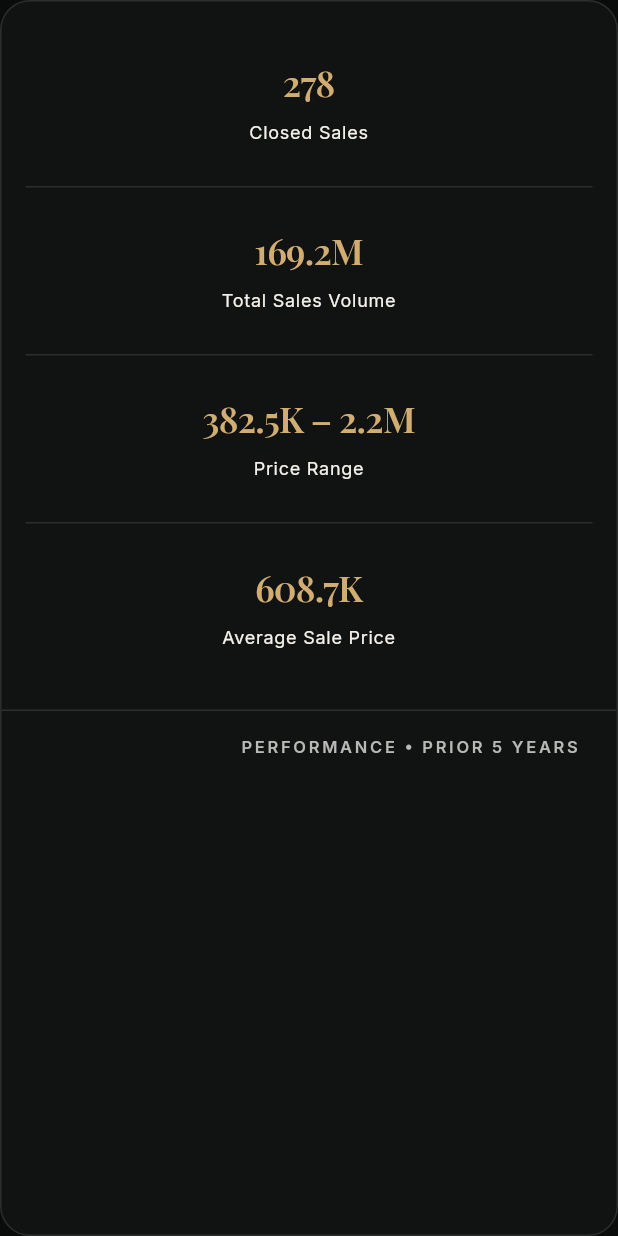
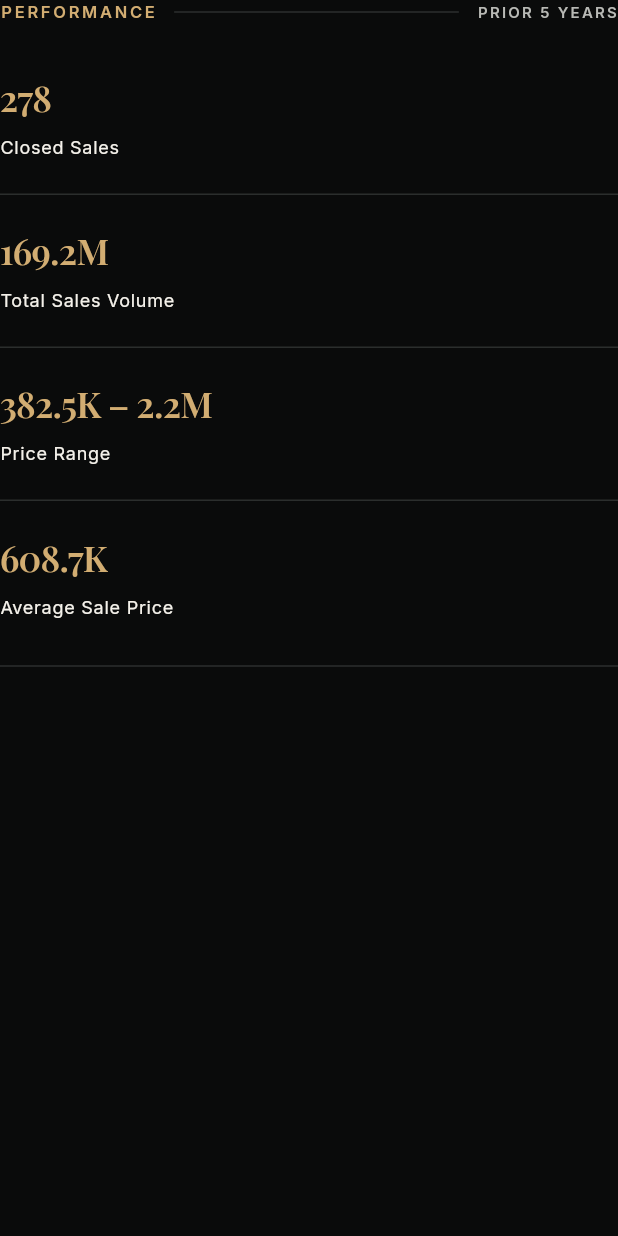
Before and after one commit to lamadipen/Bishalkarki, a Flutter app: the _PerformanceBand widget shown alone on an empty page, opened directly, on a phone screen of 412 x 824 dp. Run offline on Flutter 3.47's test engine with Material 3 defaults, Android fonts, the phone set to English and light mode, and no system bars; our stand-ins replace animated_text_kit, carousel_slider, font_awesome_flutter, google_fonts, web; missing offline and left inert: dart:ui_web; network calls fail.

Commit message:
Redesigned the About metrics without a surrounding card

```diff
--- a/lib/widgets/about_section.dart
+++ b/lib/widgets/about_section.dart
@@ -256,30 +256,44 @@ class _PerformanceBand extends StatelessWidget {
       builder: (context, constraints) {
         final columns = constraints.maxWidth < 480 ? 1 : 4;
 
-        return Container(
-          decoration: BoxDecoration(
-            color: AppColors.surface,
-            borderRadius: BorderRadius.circular(20),
-            border: Border.all(color: AppColors.divider),
+        return Column(
+          crossAxisAlignment: CrossAxisAlignment.start,
+          children: [
+            Row(
+              children: [
+                Text(
+                  'PERFORMANCE',
+                  style: Theme.of(context).textTheme.labelLarge?.copyWith(
+                        color: AppColors.primary,
+                        fontSize: 11,
+                        letterSpacing: 1.8,
                       ),
-          child: Column(
-            children: [
-              Padding(
-                padding: EdgeInsets.symmetric(
-                  horizontal: columns == 1 ? AppSpacing.md : AppSpacing.xs,
-                  vertical: AppSpacing.sm,
                 ),
-                child: GridView.builder(
+                const SizedBox(width: AppSpacing.sm),
+                const Expanded(child: Divider(color: AppColors.divider)),
+                const SizedBox(width: AppSpacing.sm),
+                Text(
+                  'PRIOR 5 YEARS',
+                  style: Theme.of(context).textTheme.labelLarge?.copyWith(
+                        color: AppColors.textSecondary,
+                        fontSize: 10,
+                        letterSpacing: 1.5,
+                      ),
+                ),
+              ],
+            ),
+            const SizedBox(height: AppSpacing.sm),
+            GridView.builder(
               shrinkWrap: true,
               physics: const NeverScrollableScrollPhysics(),
               itemCount: _stats.length,
               gridDelegate: SliverGridDelegateWithFixedCrossAxisCount(
                 crossAxisCount: columns,
-                    mainAxisExtent: columns == 1 ? 112 : 116,
+                mainAxisExtent: columns == 1 ? 102 : 108,
               ),
               itemBuilder: (context, index) {
-                    final isLastInRow = (index + 1) % columns == 0 ||
-                        index == _stats.length - 1;
+                final isLastInRow =
+                    (index + 1) % columns == 0 || index == _stats.length - 1;
                 final hasRowBelow = index + columns < _stats.length;
 
                 return Container(
@@ -293,38 +307,18 @@ class _PerformanceBand extends StatelessWidget {
                           : BorderSide.none,
                     ),
                   ),
-                      padding: const EdgeInsets.symmetric(
-                        horizontal: AppSpacing.xs,
-                        vertical: AppSpacing.md,
+                  padding: EdgeInsets.only(
+                    left: index % columns == 0 ? 0 : AppSpacing.sm,
+                    right: isLastInRow ? 0 : AppSpacing.sm,
+                    top: AppSpacing.sm,
+                    bottom: AppSpacing.sm,
                   ),
                   child: _StatItem(stat: _stats[index]),
                 );
               },
             ),
-              ),
-              Container(
-                width: double.infinity,
-                padding: const EdgeInsets.fromLTRB(
-                  AppSpacing.lg,
-                  AppSpacing.md,
-                  AppSpacing.lg,
-                  AppSpacing.lg,
-                ),
-                decoration: const BoxDecoration(
-                  border: Border(top: BorderSide(color: AppColors.divider)),
-                ),
-                child: Text(
-                  'PERFORMANCE • PRIOR 5 YEARS',
-                  textAlign: TextAlign.right,
-                  style: Theme.of(context).textTheme.labelLarge?.copyWith(
-                        color: AppColors.textSecondary,
-                        fontSize: 11,
-                        letterSpacing: 1.8,
-                      ),
-                ),
-              ),
+            const Divider(color: AppColors.divider),
           ],
-          ),
         );
       },
     );
@@ -340,6 +334,7 @@ class _StatItem extends StatelessWidget {
   Widget build(BuildContext context) {
     return Column(
       mainAxisAlignment: MainAxisAlignment.center,
+      crossAxisAlignment: CrossAxisAlignment.start,
       children: [
         FittedBox(
           fit: BoxFit.scaleDown,
@@ -357,7 +352,7 @@ class _StatItem extends StatelessWidget {
         const SizedBox(height: AppSpacing.xs),
         Text(
           stat.label,
-          textAlign: TextAlign.center,
+          textAlign: TextAlign.start,
           style: Theme.of(context).textTheme.bodyLarge?.copyWith(
                 color: AppColors.textPrimary,
                 fontSize: 12,
```
Lines whose indentation alone changed are shown as unchanged.
